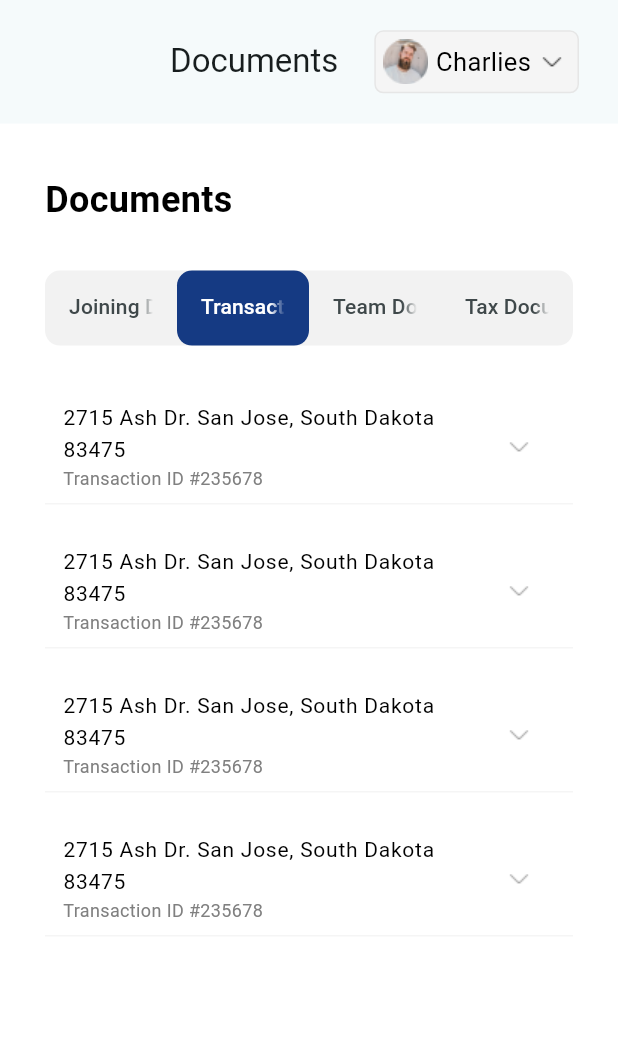
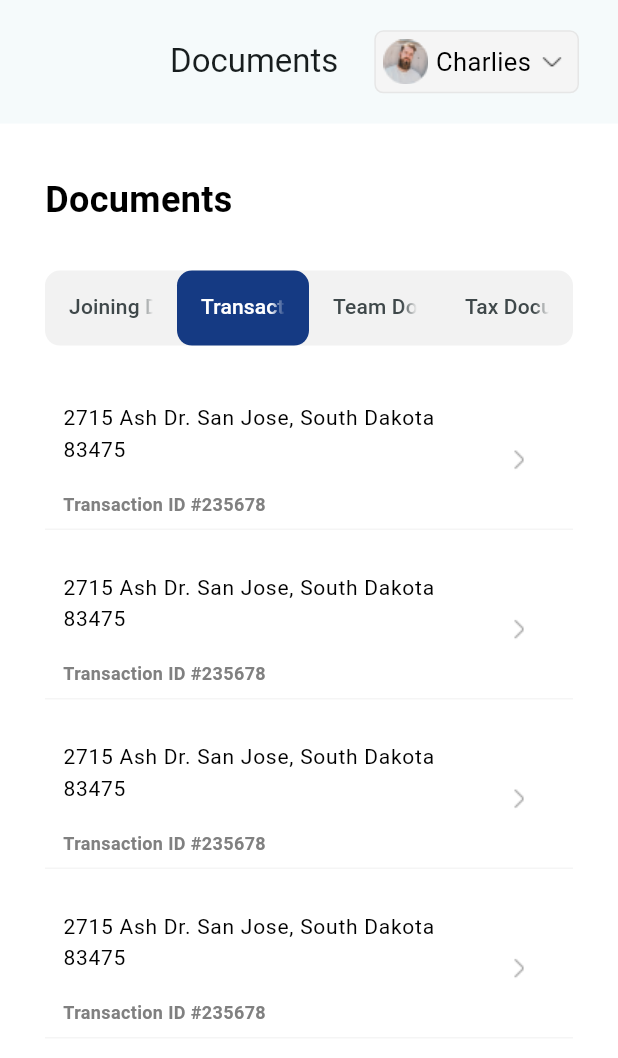
Before and after one commit to wablevaibhav/CentraLogic_Assignment_4, a Flutter app: the DesktopDocumentScreen screen opened directly, tab 2 chosen, on a phone screen of 412 x 824 dp. Shown: the top 1058 px of the screen. Run offline on Flutter 3.47's test engine with Material 3 defaults, Android fonts, the phone set to English and light mode, and no system bars; our stand-ins replace flutter_bloc, google_fonts; missing offline and left inert: syncfusion_flutter_pdfviewer.

Commit message:
Done Project

```diff
--- a/lib/presentation/widgets/pdf_view.dart
+++ b/lib/presentation/widgets/pdf_view.dart
@@ -1,7 +1,6 @@
 import 'package:flutter/foundation.dart';
 import 'package:flutter/material.dart';
 import 'package:my_document/presentation/pages/layout_home.dart';
-import 'package:my_document/presentation/pages/web/navigations/desktop_document.dart';
 import 'package:url_launcher/url_launcher.dart';
 import 'package:syncfusion_flutter_pdfviewer/pdfviewer.dart';
 
--- a/lib/presentation/widgets/subtitle_text.dart
+++ b/lib/presentation/widgets/subtitle_text.dart
@@ -6,7 +6,7 @@ Text subtitleText(String text) => Text(
       text,
       style: GoogleFonts.roboto(
         fontSize: 12,
-        fontWeight: FontWeight.w400,
+        fontWeight: FontWeight.bold,
         color: AppColors.subTitle,
       ),
     );
--- a/lib/presentation/widgets/tabs.dart
+++ b/lib/presentation/widgets/tabs.dart
@@ -42,7 +42,7 @@ Builder buildTabs({required List<Joining> documents}) {
                 // launch(documents[index].url);
               },
               icon: const Icon(
-                Icons.remove_red_eye_outlined,
+                Icons.remove_red_eye,
                 color: AppColors.icon,
               )),
         ),
--- a/lib/presentation/widgets/transaction_tab.dart
+++ b/lib/presentation/widgets/transaction_tab.dart
@@ -31,7 +31,7 @@ class BuildTransactionTab extends StatelessWidget {
                   ),
                   title: titleText(transactions[index].address),
                   subtitle: subtitleText(
-                    "Transaction ID #${transactions[index].transactionId}",
+                    "\nTransaction ID #${transactions[index].transactionId}",
                   ),
                   trailing: BlocBuilder<DocumentBloc, DocumentState>(
                     builder: (context, state) {
@@ -59,7 +59,7 @@ class BuildTransactionTab extends StatelessWidget {
                           );
                         },
                         icon: Image.asset(
-                          'assets/arrow_down.png',
+                          'assets/right.png',
                           color: AppColors.grey,
                         ),
                       );
```
Also changed, not shown: lib/presentation/pages/web/widgets/side_bar.dart (+6 -1 lines), lib/presentation/widgets/transaction_table.dart (+6 -4 lines).
